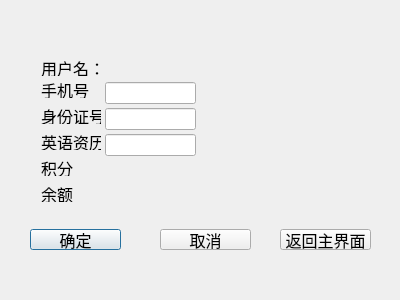
First picture: the form in userinfoedit.ui, repository ljy9912/summer, before the edit.
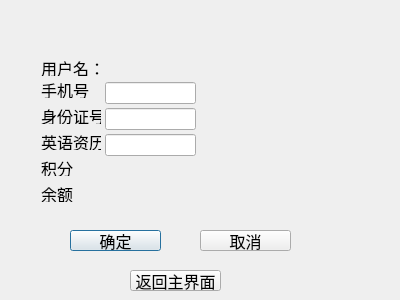
Second picture: the form after the edit.

What changed in the file:
```diff
--- a/userinfoedit.ui
+++ b/userinfoedit.ui
@@ -26,8 +26,8 @@
   <widget class="QPushButton" name="confrmBtn">
    <property name="geometry">
     <rect>
-     <x>30</x>
-     <y>229</y>
+     <x>70</x>
+     <y>230</y>
      <width>91</width>
      <height>21</height>
     </rect>
@@ -45,8 +45,8 @@
   <widget class="QPushButton" name="pushButton_3">
    <property name="geometry">
     <rect>
-     <x>280</x>
-     <y>229</y>
+     <x>130</x>
+     <y>270</y>
      <width>91</width>
      <height>21</height>
     </rect>
@@ -112,8 +112,8 @@
   <widget class="QPushButton" name="canclBtn">
    <property name="geometry">
     <rect>
-     <x>160</x>
-     <y>229</y>
+     <x>200</x>
+     <y>230</y>
      <width>91</width>
      <height>21</height>
     </rect>
```
